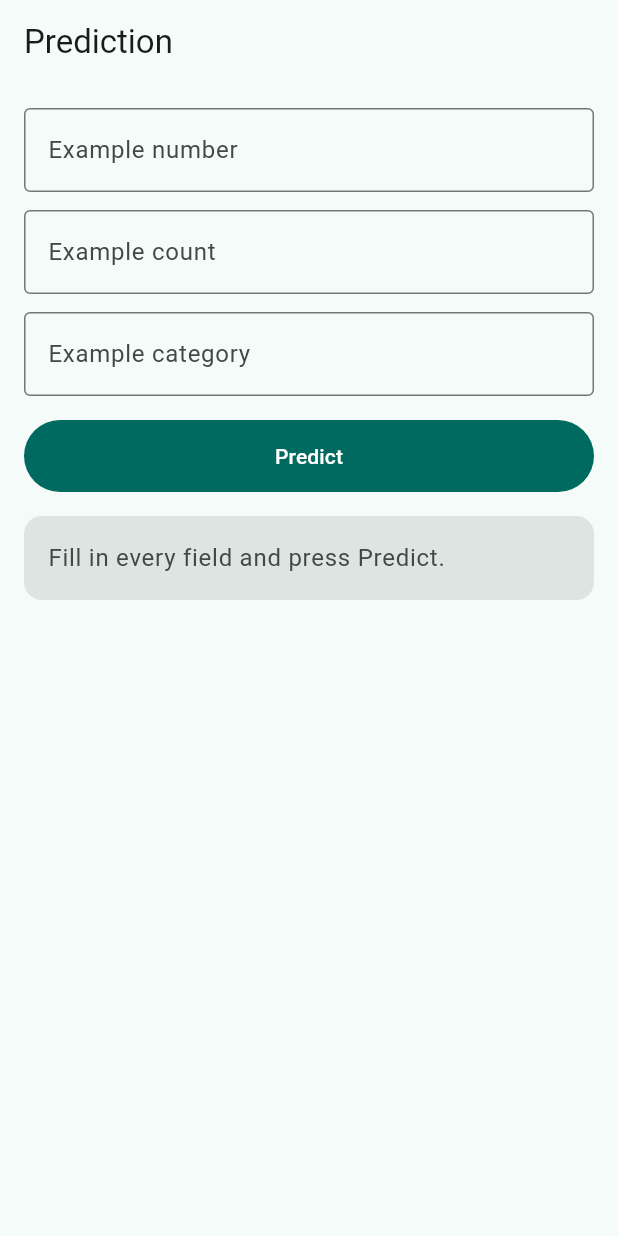
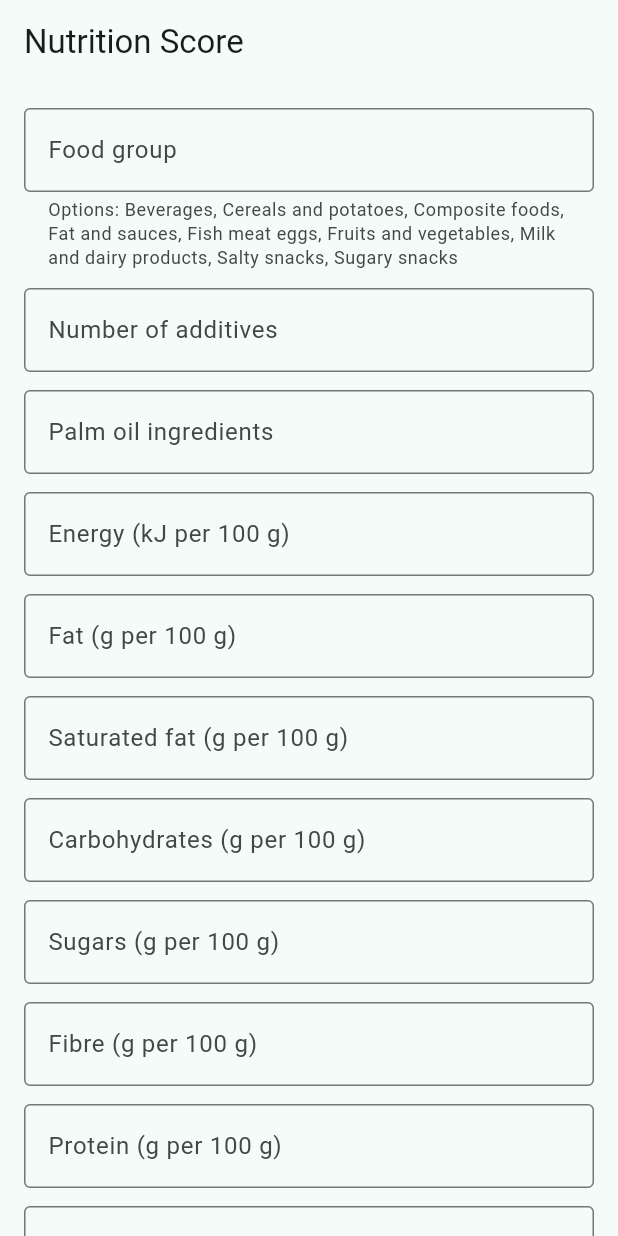
Before and after one commit to Bangnyfe/Regression-Analysis-Mobile-Application, a Flutter app: the screen it shows after launch, on a phone screen of 412 x 824 dp. Run offline on Flutter 3.47's test engine with Material 3 defaults, Android fonts, the phone set to English and light mode, and no system bars.

Commit message:
Connect Flutter app to the live API

```diff
--- a/summative/FlutterApp/lib/api_service.dart
+++ b/summative/FlutterApp/lib/api_service.dart
@@ -16,6 +16,19 @@ class PredictionException implements Exception {
   String toString() => message;
 }
 
+/// What /predict sends back.
+class PredictionResult {
+  PredictionResult({
+    required this.score,
+    required this.grade,
+    required this.additivesWarning,
+  });
+
+  final double score;
+  final String grade;
+  final bool additivesWarning;
+}
+
 class ApiService {
   ApiService({http.Client? client}) : _client = client ?? http.Client();
 
@@ -24,8 +37,8 @@ class ApiService {
   // A free Render service can take up to a minute to wake from sleep.
   static const Duration _timeout = Duration(seconds: 90);
 
-  /// Sends [inputs] to POST /predict and returns the predicted value.
-  Future<double> predict(Map<String, dynamic> inputs) async {
+  /// Sends [inputs] to POST /predict and returns the prediction.
+  Future<PredictionResult> predict(Map<String, dynamic> inputs) async {
     final uri = Uri.parse('$apiBaseUrl/predict');
 
     final http.Response response;
@@ -49,9 +62,14 @@ class ApiService {
 
     final dynamic body = _decode(response.body);
 
+    if (response.statusCode == 200 && body is Map && body['prediction'] is num) {
+      return PredictionResult(
+        score: (body['prediction'] as num).toDouble(),
+        grade: body['grade']?.toString() ?? '',
+        additivesWarning: body['additives_warning'] == true,
+      );
+    }
     if (response.statusCode == 200) {
-      final value = body is Map ? body['prediction'] : null;
-      if (value is num) return value.toDouble();
       throw PredictionException('The server returned an unexpected response.');
     }
 
@@ -87,8 +105,14 @@ class ApiService {
       if (error is! Map) continue;
       final loc = error['loc'];
       final key = loc is List && loc.isNotEmpty ? loc.last.toString() : '';
-      final name = labels[key] ?? key;
-      final msg = error['msg']?.toString() ?? 'Invalid value';
+      // Checks on the whole request (e.g. saturated fat > fat) have loc ["body"].
+      final name = key == 'body' ? '' : (labels[key] ?? key);
+      final msg = (error['msg']?.toString() ?? 'Invalid value')
+          .replaceFirst('Value error, ', '')
+          .replaceAll('saturated_fat_g', 'saturated fat')
+          .replaceAll('fat_g', 'fat')
+          .replaceAll('sugars_g', 'sugars')
+          .replaceAll('carbohydrates_g', 'carbohydrates');
       lines.add(name.isEmpty ? msg : '$name: $msg');
     }
     return lines.join('\n');
--- a/summative/FlutterApp/lib/config.dart
+++ b/summative/FlutterApp/lib/config.dart
@@ -6,16 +6,16 @@
 library;
 
 /// Public base URL of the FastAPI service on Render (no trailing slash).
-const String apiBaseUrl = 'https://your-service.onrender.com';
+const String apiBaseUrl = 'https://nutrition-score-api.onrender.com';
 
 /// Title shown in the app bar.
-const String appTitle = 'Prediction';
+const String appTitle = 'Nutrition Score';
 
 /// Label shown above the predicted value.
-const String resultLabel = 'Predicted value';
+const String resultLabel = 'Predicted nutrition score';
 
-/// Unit appended to the predicted value, e.g. 'kg/ha'. Leave empty for none.
-const String resultUnit = '';
+/// Unit appended to the predicted value. Leave empty for none.
+const String resultUnit = 'points';
 
 enum FieldType { integer, decimal, text }
 
@@ -49,26 +49,95 @@ class InputField {
   final String? hint;
 }
 
-// TODO: replace these placeholders with the dataset's real input variables.
+const List<String> foodGroups = [
+  'Beverages',
+  'Cereals and potatoes',
+  'Composite foods',
+  'Fat and sauces',
+  'Fish meat eggs',
+  'Fruits and vegetables',
+  'Milk and dairy products',
+  'Salty snacks',
+  'Sugary snacks',
+];
+
+/// The 11 values the model needs, all read from a food label (per 100 g).
 const List<InputField> inputFields = [
   InputField(
-    key: 'example_number',
-    label: 'Example number',
+    key: 'food_group',
+    label: 'Food group',
+    type: FieldType.text,
+    allowedValues: foodGroups,
+    hint: 'e.g. Sugary snacks',
+  ),
+  InputField(
+    key: 'additives_n',
+    label: 'Number of additives',
+    type: FieldType.integer,
+    min: 0,
+    max: 30,
+  ),
+  InputField(
+    key: 'palm_oil_ingredients_n',
+    label: 'Palm oil ingredients',
+    type: FieldType.integer,
+    min: 0,
+    max: 5,
+  ),
+  InputField(
+    key: 'energy_kj',
+    label: 'Energy (kJ per 100 g)',
+    type: FieldType.decimal,
+    min: 0,
+    max: 3800,
+  ),
+  InputField(
+    key: 'fat_g',
+    label: 'Fat (g per 100 g)',
     type: FieldType.decimal,
     min: 0,
     max: 100,
   ),
   InputField(
-    key: 'example_count',
-    label: 'Example count',
-    type: FieldType.integer,
+    key: 'saturated_fat_g',
+    label: 'Saturated fat (g per 100 g)',
+    type: FieldType.decimal,
     min: 0,
-    max: 10,
+    max: 100,
   ),
   InputField(
-    key: 'example_category',
-    label: 'Example category',
-    type: FieldType.text,
-    allowedValues: ['A', 'B', 'C'],
+    key: 'carbohydrates_g',
+    label: 'Carbohydrates (g per 100 g)',
+    type: FieldType.decimal,
+    min: 0,
+    max: 100,
+  ),
+  InputField(
+    key: 'sugars_g',
+    label: 'Sugars (g per 100 g)',
+    type: FieldType.decimal,
+    min: 0,
+    max: 100,
+  ),
+  InputField(
+    key: 'fiber_g',
+    label: 'Fibre (g per 100 g)',
+    type: FieldType.decimal,
+    min: 0,
+    max: 100,
+  ),
+  InputField(
+    key: 'proteins_g',
+    label: 'Protein (g per 100 g)',
+    type: FieldType.decimal,
+    min: 0,
+    max: 100,
+  ),
+  InputField(
+    key: 'salt_g',
+    label: 'Salt (g per 100 g)',
+    type: FieldType.decimal,
+    min: 0,
+    max: 100,
   ),
 ];
--- a/summative/FlutterApp/lib/prediction_page.dart
+++ b/summative/FlutterApp/lib/prediction_page.dart
@@ -19,7 +19,7 @@ class _PredictionPageState extends State<PredictionPage> {
   };
 
   bool _loading = false;
-  double? _prediction;
+  PredictionResult? _prediction;
   String? _error;
 
   @override
@@ -46,11 +46,20 @@ class _PredictionPageState extends State<PredictionPage> {
         return _checkRange(field, value);
       case FieldType.text:
         final allowed = field.allowedValues;
-        if (allowed != null && !allowed.contains(text)) {
+        if (allowed != null && _matchAllowed(allowed, text) == null) {
           return '${field.label} must be one of: ${allowed.join(', ')}.';
         }
         return null;
     }
+  }
+
+  /// Finds the allowed value that matches [text], ignoring upper/lower case,
+  /// so "sugary snacks" is sent to the API as "Sugary snacks".
+  String? _matchAllowed(List<String> allowed, String text) {
+    for (final value in allowed) {
+      if (value.toLowerCase() == text.toLowerCase()) return value;
+    }
+    return null;
   }
 
   String? _checkRange(InputField field, num value) {
@@ -67,7 +76,9 @@ class _PredictionPageState extends State<PredictionPage> {
     return switch (field.type) {
       FieldType.integer => int.parse(text),
       FieldType.decimal => double.parse(text),
-      FieldType.text => text,
+      FieldType.text => field.allowedValues == null
+          ? text
+          : _matchAllowed(field.allowedValues!, text)!,
     };
   }
 
@@ -148,6 +159,10 @@ class _PredictionPageState extends State<PredictionPage> {
                 decoration: InputDecoration(
                   labelText: field.label,
                   hintText: _hintFor(field),
+                  helperText: field.allowedValues == null
+                      ? null
+                      : 'Options: ${field.allowedValues!.join(', ')}',
+                  helperMaxLines: 4,
                   border: const OutlineInputBorder(),
                 ),
               ),
@@ -189,7 +204,7 @@ class _ResultArea extends StatelessWidget {
   });
 
   final bool loading;
-  final double? prediction;
+  final PredictionResult? prediction;
   final String? error;
 
   @override
@@ -213,10 +228,32 @@ class _ResultArea extends StatelessWidget {
           Text(resultLabel, style: text.labelLarge),
           const SizedBox(height: 4),
           Text(
-            '${prediction!.toStringAsFixed(2)}$unit',
+            '${prediction!.score.toStringAsFixed(2)}$unit',
             key: const ValueKey('result_value'),
             style: text.headlineMedium?.copyWith(fontWeight: FontWeight.w600),
           ),
+          if (prediction!.grade.isNotEmpty) ...[
+            const SizedBox(height: 4),
+            Text(
+              'Nutri-Score grade: ${prediction!.grade}',
+              key: const ValueKey('result_grade'),
+              style: text.titleMedium,
+            ),
+          ],
+          const SizedBox(height: 8),
+          Text(
+            'Scores run from about -15 to 40. Lower is healthier.',
+            style: text.bodySmall?.copyWith(color: scheme.onSurfaceVariant),
+          ),
+          if (prediction!.additivesWarning) ...[
+            const SizedBox(height: 8),
+            Text(
+              'This product has 5 or more additives, a common sign of '
+              'ultra-processed food.',
+              key: const ValueKey('result_warning'),
+              style: text.bodyMedium?.copyWith(color: scheme.error),
+            ),
+          ],
         ],
       );
     } else {
```
Also changed, not shown: 1 other file.
